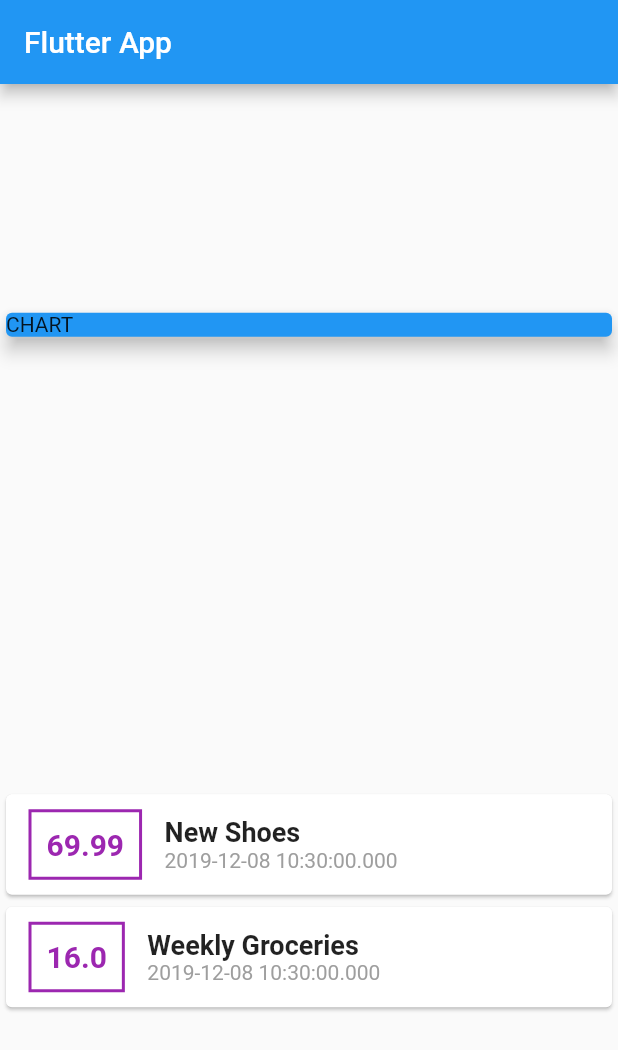
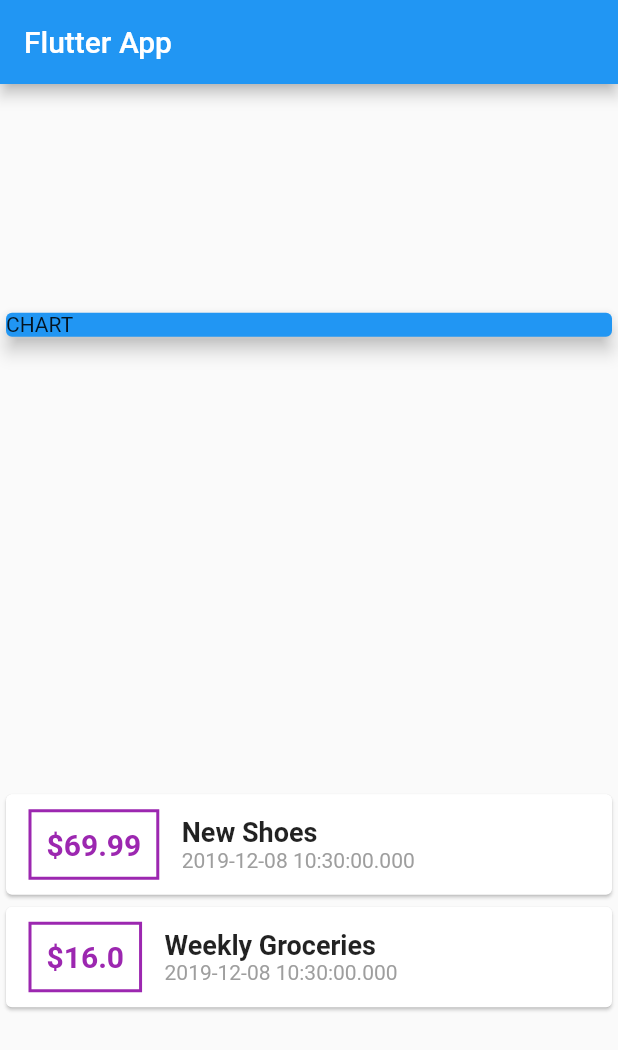
Before and after one commit to mricky/flutter_personal_expense, a Flutter app: the screen it shows after launch, on a phone screen of 412 x 824 dp. Shown: the top 1050 px of the screen. Run offline on Flutter 3.47's test engine with Material 2 defaults, Android fonts, the phone set to English and light mode, and no system bars.

Commit message:
using string interpolation

```diff
--- a/lib/main.dart
+++ b/lib/main.dart
@@ -44,7 +44,8 @@ class MyHomePage extends StatelessWidget {
                     decoration: BoxDecoration(border: Border.all(color: Colors.purple, width: 2)),
                     padding: EdgeInsets.all(10),
                     child:
-                      Text(tx.amount.toString(),
+                      Text(
+                        '\$' + tx.amount.toString(),
                       style: TextStyle(fontWeight: FontWeight.bold, fontSize: 20,
                       color: Colors.purple,
                       ),
```
